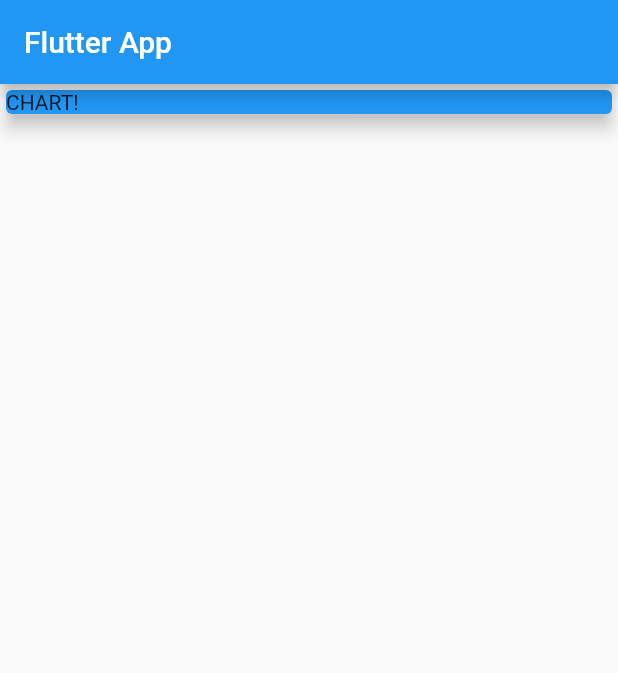
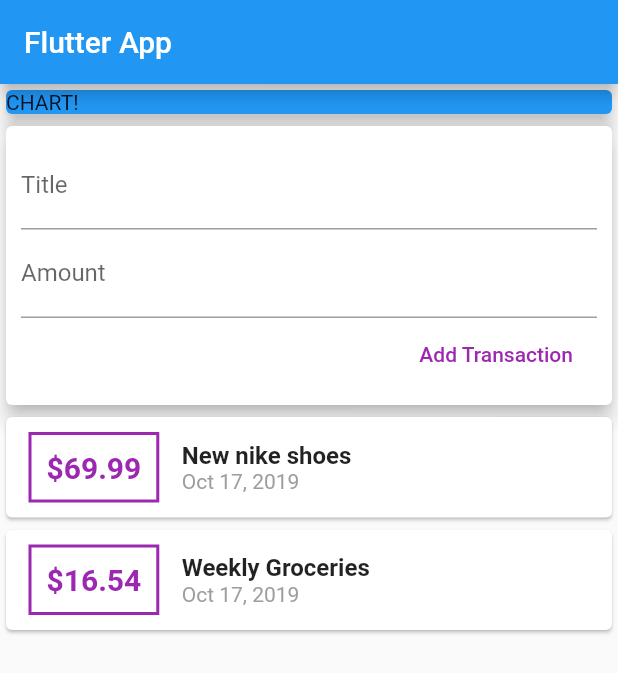
Before and after one commit to Ebanist/personal_expenses, a Flutter app: the screen it shows after launch, on a phone screen of 412 x 824 dp. Shown: the top 673 px of the screen. Run offline on Flutter 3.47's test engine with Material 2 defaults, Android fonts, the phone set to English and light mode, and no system bars.

Commit message:
adding transaction to list

```diff
--- a/lib/main.dart
+++ b/lib/main.dart
@@ -1,4 +1,5 @@
 import 'package:flutter/material.dart';
+import './widgets/user_transactions.dart';
 
 void main() => runApp(MyApp());
 
@@ -36,7 +37,7 @@ class MyHomePage extends StatelessWidget {
               elevation: 5,
             ),
           ),
-
+          UserTransactions(),
         ],
       ),
     );
--- a/lib/widgets/new_transaction.dart
+++ b/lib/widgets/new_transaction.dart
@@ -1,8 +1,11 @@
 import 'package:flutter/material.dart';
 
 class NewTransaction extends StatelessWidget {
+  final Function addTx;
   final titleController = TextEditingController();
   final amountController = TextEditingController();
+
+  NewTransaction(this.addTx);
 
   @override
   Widget build(BuildContext context) {
@@ -31,8 +34,10 @@ class NewTransaction extends StatelessWidget {
               ),
               textColor: Colors.purple,
               onPressed: () {
-                      print(titleController.text);
-                      print(amountController.text);
+                addTx(
+                  titleController.text,
+                  double.parse(amountController.text),
+                );
               },
             )
           ],
--- a/lib/widgets/user_transactions.dart
+++ b/lib/widgets/user_transactions.dart
@@ -10,7 +10,6 @@ class UserTransactions extends StatefulWidget {
 }
 
 class _UserTransactionsState extends State<UserTransactions> {
-
   final List<Transaction> _userTransaction = [
     Transaction(
         id: 't1', title: 'New nike shoes', amount: 69.99, date: DateTime.now()),
@@ -21,11 +20,23 @@ class _UserTransactionsState extends State<UserTransactions> {
         date: DateTime.now())
   ];
 
+  void _addNewTransaction(String txTitle, double txAmount) {
+    final newTx = Transaction(
+        title: txTitle,
+        amount: txAmount,
+        date: DateTime.now(),
+        id: DateTime.now().toString());
+
+        setState(() {
+          _userTransaction.add(newTx);
+        });
+  }
+
   @override
   Widget build(BuildContext context) {
     return Column(
       children: <Widget>[
-        NewTransaction(),
+        NewTransaction(_addNewTransaction),
         TransactionList(_userTransaction),
       ],
     );
```
Lines whose indentation alone changed are shown as unchanged.
